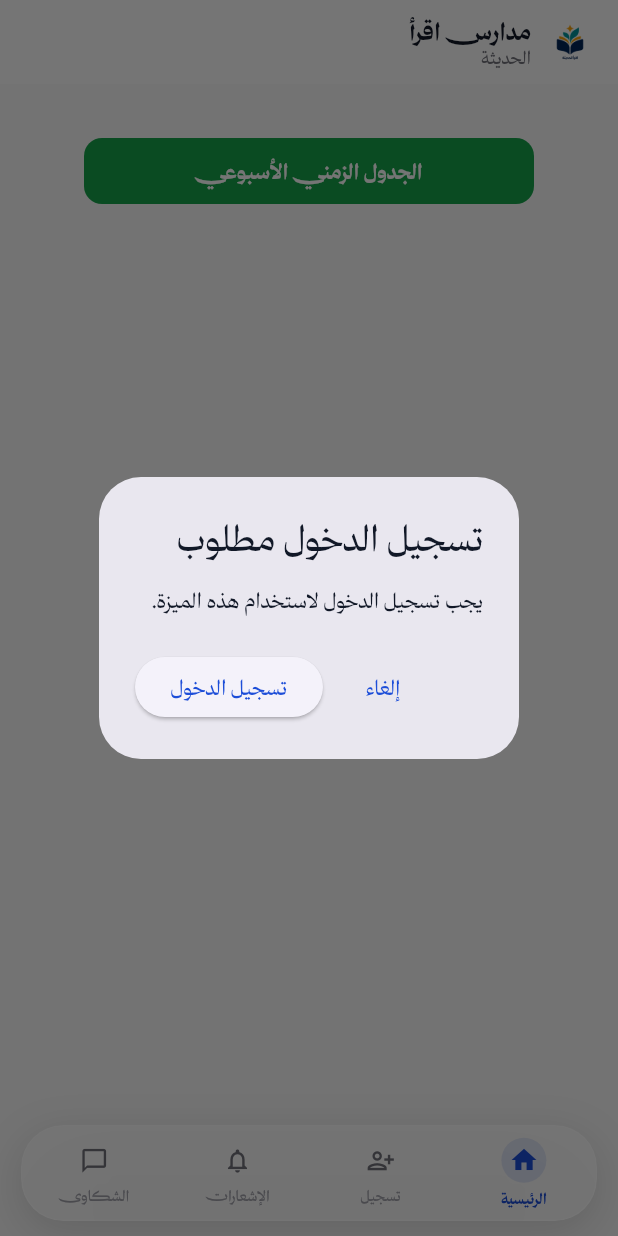
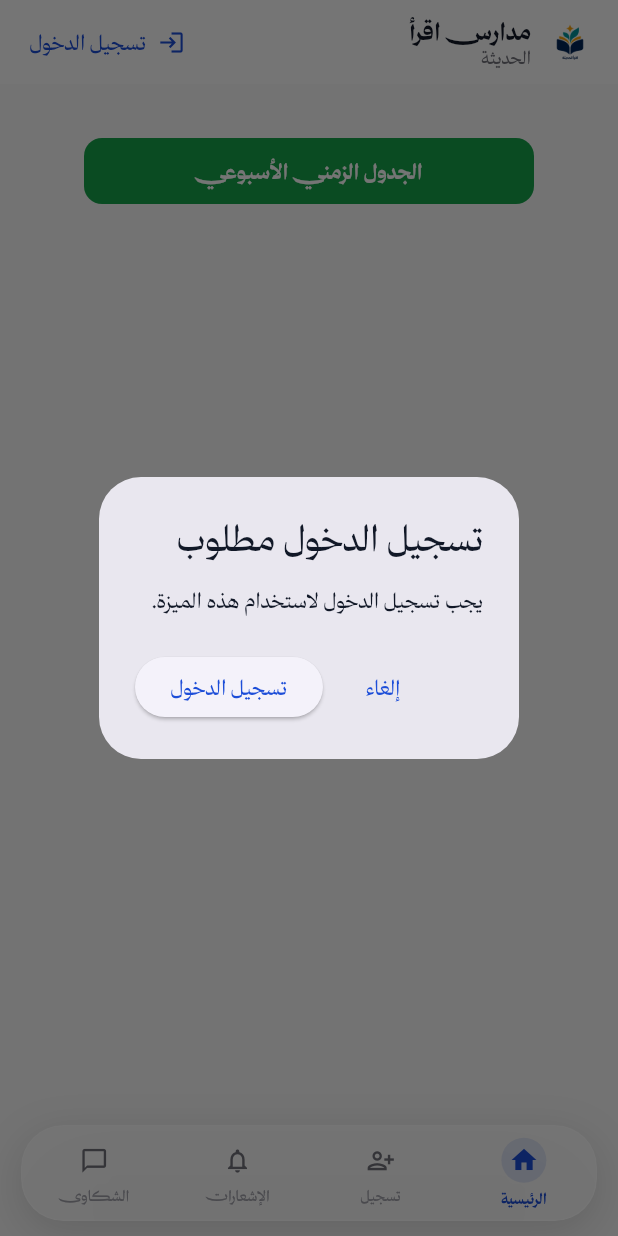
Before and after one commit to trtui85-dot/school-app-mobile, a Flutter app: the screen it shows after launch, item 2 of the bottom bar chosen, on a phone screen of 412 x 824 dp. Run offline on Flutter 3.47's test engine with Material 3 defaults, Android fonts, the phone set to English and light mode, and no system bars; our stand-ins replace dio, firebase_core, firebase_messaging, flutter_local_notifications, google_fonts, image_picker and 4 more; missing offline and left inert: gal; accounts and stored records are empty; network calls fail.

Commit message:
Add guest login and administration call buttons

```diff
--- a/lib/screens/agent/guest_shell.dart
+++ b/lib/screens/agent/guest_shell.dart
@@ -1,7 +1,10 @@
 import 'package:flutter/material.dart';
+import 'package:url_launcher/url_launcher.dart';
 
+import '../../core/api_client.dart';
 import '../../core/theme.dart';
 import '../../core/l10n.dart';
+import '../../core/utils.dart';
 import '../../widgets/ads_carousel.dart';
 import '../../widgets/ios_bottom_bar.dart';
 import '../../widgets/logo.dart';
@@ -9,8 +12,23 @@ import '../../widgets/ui.dart';
 import '../auth/login_screen.dart';
 import 'timetable_screen.dart';
 
-class GuestShell extends StatelessWidget {
+class GuestShell extends StatefulWidget {
   const GuestShell({super.key});
+
+  @override
+  State<GuestShell> createState() => _GuestShellState();
+}
+
+class _GuestShellState extends State<GuestShell> {
+  String? _adminPhone;
+
+  @override
+  void initState() {
+    super.initState();
+    ApiClient.instance.get('/api/public/register-info').then((data) {
+      if (mounted) setState(() => _adminPhone = asStrOrNull(data['adminPhone']));
+    }).catchError((_) {});
+  }
 
   @override
   Widget build(BuildContext context) => ListenableBuilder(
@@ -20,6 +38,23 @@ class GuestShell extends StatelessWidget {
         appBar: AppBar(
           backgroundColor: Colors.white,
           title: const AppLogo(size: 32),
+          actions: [
+            if (_adminPhone != null && _adminPhone!.isNotEmpty)
+              IconButton(
+                tooltip: tr('اتصال بالإدارة'),
+                icon: const Icon(Icons.phone_outlined, color: AppColors.ok),
+                onPressed: () => launchUrl(Uri.parse('tel:$_adminPhone')),
+              ),
+            TextButton.icon(
+              onPressed: () => Navigator.push(
+                context,
+                MaterialPageRoute(builder: (_) => const LoginScreen()),
+              ),
+              icon: const Icon(Icons.login, size: 18),
+              label: Text(tr('تسجيل الدخول')),
+            ),
+            const SizedBox(width: 4),
+          ],
         ),
         body: ListView(
           padding: const EdgeInsets.all(16),
```
